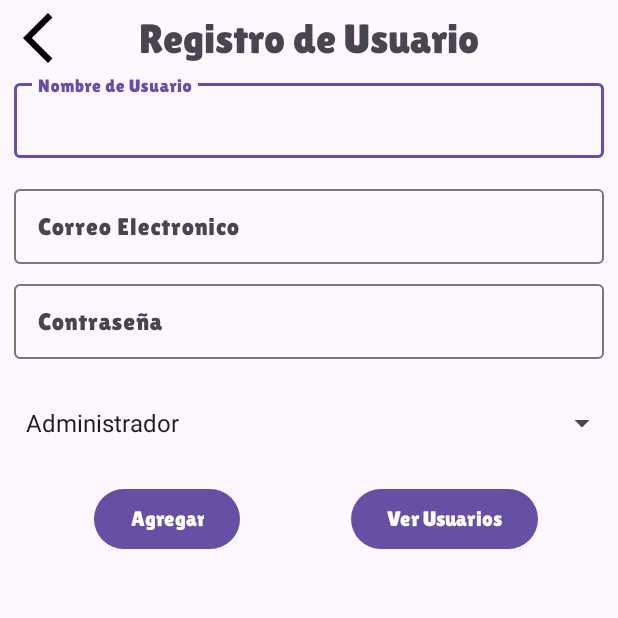
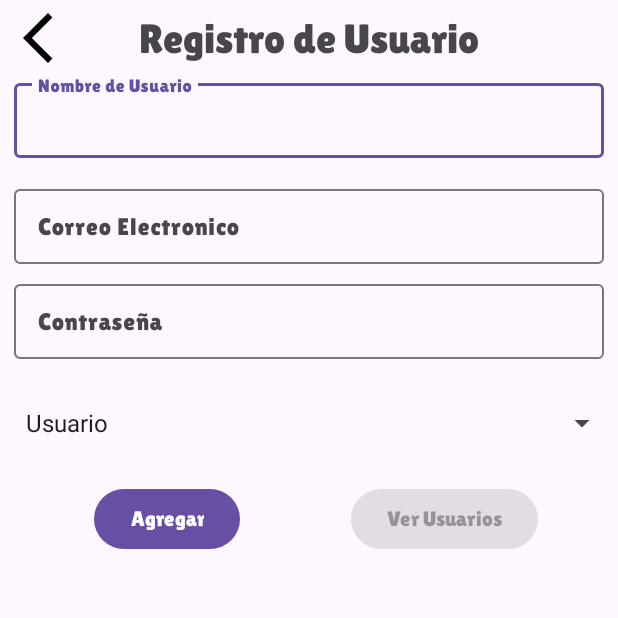
Before and after one commit to dillonduncan/proyecto_veterinaria, an Android app: the login_Activity screen opened directly, with no data from a screen before it, after a tap on "Registrate aqui!", on a phone screen of 412 x 824 dp, the top half of it. Run offline under Robolectric (Android 15) with nearby library versions, the phone set to English and light mode, and no system bars; our stand-ins replace Room's generated code.

Commit message:
Ajustes en el inicio de sesion

```diff
--- a/app/src/main/java/com/example/veterinaria/DataBase/DAO/RazaDao.kt
+++ b/app/src/main/java/com/example/veterinaria/DataBase/DAO/RazaDao.kt
@@ -15,6 +15,8 @@
     suspend fun ObtenerRazas():MutableList<String>*/
    /* @Query("SELECT * FROM tabla_razas")
     suspend fun hsdh():MutableList<Razas>*/
+    @Query("SELECT ${Razas.COL_NAME} FROM ${Razas.TABLE_NAME} WHERE ${Razas.COL_ID}=:idMascotaRZ")
+    suspend fun GetNameIdRazaMasct(idMascotaRZ:Long):String
     @Query("SELECT * FROM tabla_razas WHERE tipo_Raza_id=:tipoRz")
     suspend fun ObtenerRaza_Tipo(vararg tipoRz:Long):MutableList<Razas>
     @Insert
--- a/app/src/main/java/com/example/veterinaria/DataBase/DAO/RolesDao.kt
+++ b/app/src/main/java/com/example/veterinaria/DataBase/DAO/RolesDao.kt
@@ -9,6 +9,8 @@
 interface RolesDao {
     @Query("SELECT id FROM tabla_roles WHERE nombre_rol=:nameRol")
     suspend fun ObtenerIdRolForName(nameRol:String):Long
+    @Query("SELECT ${Roles.COL_NOMBRE} FROM ${Roles.TABLE_NAME} WHERE ${Roles.COL_ID}=:idRol")
+    suspend fun GetNameRolForId(idRol:Long):String
     @Query("SELECT * FROM ${Roles.TABLE_NAME}")
     suspend fun ObtenerTodoRoles():MutableList<Roles>
     @Insert
--- a/app/src/main/java/com/example/veterinaria/DataBase/DAO/TiposDao.kt
+++ b/app/src/main/java/com/example/veterinaria/DataBase/DAO/TiposDao.kt
@@ -13,6 +13,8 @@
     suspend fun ObtenerNombreTipo():MutableList<String>*/
    /* @Query("SELECT ${Tipos.COL_NAME} WHERE ${Tipos.COL_ID}=:idTipo")
     suspend fun ObtenerNombreTipo_id(idTipo:Long):String*/
+    @Query("SELECT ${Tipos.COL_NAME} FROM ${Tipos .TABLE_NAME} WHERE ${Tipos.COL_ID}=:idMascotaTp")
+    suspend fun GetNameIdTipoMasct(idMascotaTp:Long):String
     @Insert
     suspend fun AgregarTipo(vararg tipo: Tipos)
     @Query("DELETE FROM tabla_tipos WHERE ID=:id")
--- a/app/src/main/java/com/example/veterinaria/DataBase/DAO/UsuarioDao.kt
+++ b/app/src/main/java/com/example/veterinaria/DataBase/DAO/UsuarioDao.kt
@@ -7,12 +7,15 @@
 
 @Dao
 interface UsuarioDao {
-    @Query("SELECT id FROM tabla_usuario WHERE ${Usuario.COL_ID}=:idRol")
-    suspend fun ObtenerIdRolForId(idRol: Long):Long
-    @Query("SELECT * FROM tabla_usuario WHERE id=:idUser")
+    @Query("SELECT ${Usuario.COL_IDROL} FROM tabla_usuario WHERE ${Usuario.COL_ID}=:idUser")
+    suspend fun ObtenerIdRolForId(idUser: Long):Long
+    @Query("SELECT * FROM ${Usuario.TABLE_NAME} WHERE ${Usuario.COL_ID}=:idUser")
     suspend fun ObtenerUsuarioForid(idUser: Long): Usuario
+    //que me obtenga el id de la contrasena dependiendo del id del usuario obtenido si es igual al de la contrasena
     @Query("SELECT id FROM tabla_usuario WHERE contraseña=:contra")
     suspend fun ObtenerIdContraseña(contra: Int): Long
+    @Query("SELECT id FROM tabla_usuario WHERE contraseña=:contra & ${Usuario.COL_ID}=:idUser")
+    suspend fun ObtenerIdContraseñaForidUser(contra: Int,idUser:Int): Long
     @Query("SELECT id FROM tabla_usuario WHERE nombre_usuario=:nombre")
     suspend fun ObtenerIdNombre(nombre: String): Long
     @Query("SELECT * FROM tabla_usuario")
--- a/app/src/main/java/com/example/veterinaria/DataBase/DB.kt
+++ b/app/src/main/java/com/example/veterinaria/DataBase/DB.kt
@@ -22,7 +22,7 @@
 import com.example.veterinaria.DataBase.Entities.Usuario
 import com.example.veterinaria.DataBase.Entities.Vacunas
 
-@Database(entities = [Tipos::class,Vacunas::class,Roles::class,Usuario::class,Razas::class,Mascotas::class,ControlVacunas::class], version = 10)
+@Database(entities = [Tipos::class,Vacunas::class,Roles::class,Usuario::class,Razas::class,Mascotas::class,ControlVacunas::class], version = 11)
 abstract class DB:RoomDatabase() {
     abstract fun TiposDao():TiposDao
     abstract fun VacunasDao():VacunasDao
--- a/app/src/main/java/com/example/veterinaria/DataBase/Entities/Mascotas.kt
+++ b/app/src/main/java/com/example/veterinaria/DataBase/Entities/Mascotas.kt
@@ -26,7 +26,7 @@
     @ColumnInfo(name = COL_FECHA_NACIMIENTO)var fecha_nacimiento:String,
     @ColumnInfo(name = COL_TIPOID)var tipo_mascota_id:Long,
     @ColumnInfo(name = COL_RAZAID)var raza_mascota_id:Long,
-    @ColumnInfo(name = COL_ID_DUEÑO)var dueño_mascota:Long
+    @ColumnInfo(name = COL_ID_DUEÑO)var dueño_mascota:String
 ){
     override fun toString(): String {
         return "$nombre_mascota"
--- a/app/src/main/java/com/example/veterinaria/Registrar_Roles_Activity.kt
+++ b/app/src/main/java/com/example/veterinaria/Registrar_Roles_Activity.kt
@@ -24,6 +24,7 @@
         setContentView(binding.root)
         binding.rvRoles.layoutManager=LinearLayoutManager(this)
         ValidarGuardar()
+        binding.btnVerRoles.setOnClickListener { ObtenerRoles() }
     }
     fun ValidarGuardar(){
         binding.btnAgregarRoles.setOnClickListener {
@@ -54,7 +55,6 @@
     fun AgregarRol(roles: Roles){
         lifecycleScope.launch {
             DB.ObtenerDB(this@Registrar_Roles_Activity).RolesDao().InsertarRol(roles)
-            ObtenerRoles()
             LimpiaCampos()
         }
     }
--- a/app/src/main/java/com/example/veterinaria/Registro_Usuario_Activity.kt
+++ b/app/src/main/java/com/example/veterinaria/Registro_Usuario_Activity.kt
@@ -27,10 +27,14 @@
         super.onCreate(savedInstanceState)
         binding=ActivityRegistroUsuarioBinding.inflate(layoutInflater)
         setContentView(binding.root)
+        if (login_Activity.valRegistro==1){
+            binding.btnVerRegistros.isEnabled=false
+        }
         binding.rvUsuarios.layoutManager=LinearLayoutManager(this)
         LlenarSPRoles()
         ValidarGuardar()
         binding.btnVerRegistros.setOnClickListener { ObtenerUsuario() }
+        login_Activity.valRegistro=0
     }
     fun ValidarGuardar(){
         binding.btnRegistrar.setOnClickListener {
--- a/app/src/main/java/com/example/veterinaria/login_Activity.kt
+++ b/app/src/main/java/com/example/veterinaria/login_Activity.kt
@@ -13,22 +13,20 @@
 import kotlin.math.log
 
 class login_Activity : AppCompatActivity() {
-
     lateinit var listUsuarios: List<Usuario>
-
     //lateinit var listUserAdmin:List<Usuario>
-    var idAdmin: Long = 0
-    var idUsuario: Long = 0
-    lateinit var listRoles: List<Roles>
+   // lateinit var listRoles: List<Roles>
     lateinit var binding: ActivityLoginBinding
     var idContraseñaUsuario: Long = 0
     var idNombreUsuario: Long = 0
+    var idcontrasena: Long = 0
     override fun onCreate(savedInstanceState: Bundle?) {
         super.onCreate(savedInstanceState)
         binding = ActivityLoginBinding.inflate(layoutInflater)
         setContentView(binding.root)
         binding.btnIniciarSecion.setOnClickListener { ObtenerUsuarios() }
         binding.txtRegistrarce.setOnClickListener {
+            valRegistro=1
             startActivity(
                 Intent(
                     this,
@@ -37,20 +35,31 @@
             )
         }
     }
-
     fun ObtenerUsuarios() {
         try {
             lifecycleScope.launch {
                 listUsuarios = DB.ObtenerDB(this@login_Activity).UsuarioDao().ObtenerTodoUsuario()
                 //Toast.makeText(this@login_Activity, "$listUsuarios", Toast.LENGTH_SHORT).show()
+                if (listUsuarios.size==0){
+                    var user=Usuario(0,"Dillon","dillon@gmail.com",12345,1)
+                    DB.ObtenerDB(this@login_Activity).UsuarioDao().InsertarUsuario(user)
+                }
                 listUsuarios.forEach {
                     if (binding.edtUsuario.text.isNotEmpty() && binding.edtContraseA.text.isNotEmpty() && it.nombre == binding.edtUsuario.text.toString() && it.contrasena == binding.edtContraseA.text.toString()
                             .toInt()
                     ) {
+                        idNombreUsuario=0
+                        idContraseñaUsuario=0
+                        idcontrasena=0
                         idNombreUsuario = DB.ObtenerDB(this@login_Activity).UsuarioDao()
                             .ObtenerIdNombre(binding.edtUsuario.text.toString())
                         idContraseñaUsuario = DB.ObtenerDB(this@login_Activity).UsuarioDao()
                             .ObtenerIdContraseña(binding.edtContraseA.text.toString().toInt())
+                     /*   if (idNombreUsuario.toInt()!=0){
+                            idcontrasena= DB.ObtenerDB(this@login_Activity).UsuarioDao()
+                                .ObtenerIdContraseñaForidUser(binding.edtContraseA.text.toString().toInt(),idNombreUsuario.toInt())
+                        }*/
+                       // binding.textView.text=idContraseñaUsuario.toString()+idNombreUsuario
                         if (idContraseñaUsuario == idNombreUsuario) {
                             startActivity(
                                 Intent(
@@ -59,72 +68,29 @@
                                 )
                             )
                         }
-                        //  usuario=DB.ObtenerDB(this@login_Activity).UsuarioDao().ObtenerUsuarioForid(idNombreUsuario)
-                        //Toast.makeText(this@login_Activity, "$usuario", Toast.LENGTH_SHORT).show()
-                        /* else if (idContraseñaUsuario!=idNombreUsuario){
-                            binding.edtContraseA.error="Usuario o contraseña incorrectos"
-                            binding.edtContraseA.setText("")
-                        }*/
-                        //buscar el id del usuario para verificar la contraseña coin el mismo id
-                        //usuario tiene el mismo id de la contraseña
                     }
                     if (idNombreUsuario.toInt() != 0) {
                         usuario = DB.ObtenerDB(this@login_Activity).UsuarioDao()
                             .ObtenerUsuarioForid(idNombreUsuario)
                         idRolUsuario = DB.ObtenerDB(this@login_Activity).UsuarioDao()
-                            .ObtenerIdRolForId(idNombreUsuario)
+                            .ObtenerIdRolForId(usuario.id)
                         //Toast.makeText(this@login_Activity, "$idRolUsuario", Toast.LENGTH_SHORT).show()
                     }
-                    /*if (it.id==idNombreUsuario){
-                        if (binding.edtUsuario.text.isNotEmpty() && it.nombre!=binding.edtUsuario.text.toString()){
-                            Toast.makeText(this@login_Activity, "${it.id}/$idUsuario", Toast.LENGTH_SHORT).show()
-                            binding.edtUsuario.error="Usuario incorrecto"
-                        }
-                    }
-                    if (it.id==idContraseñaUsuario){
-                        if (binding.edtContraseA.text.isNotEmpty() && it.contrasena!=binding.edtContraseA.text.toString().toInt()){
-                            Toast.makeText(this@login_Activity, "${it.id}/$idContraseñaUsuario", Toast.LENGTH_SHORT).show()
-                            binding.edtContraseA.error="Contraseña incorrecta"
-                        }
-                    }*/
                     if (binding.edtUsuario.text.isEmpty()) {
                         binding.edtUsuario.error = "Campo Obligatorio"
                     }
                     if (binding.edtContraseA.text.isEmpty()) {
                         binding.edtContraseA.error = "Campo Obligatorio"
                     }
-                    /* if (binding.edtUsuario.text.isNotEmpty() && idNombreUsuario.toInt()==0){
-                        binding.txtLogIncorretco.text="Usuario o contraseña incorretos"
-                        Toast.makeText(this@login_Activity, "$idNombreUsuario", Toast.LENGTH_SHORT).show()
-                        //binding.edtContraseA.setText("")
-                    }
-                    if (binding.edtContraseA.text.isNotEmpty() && idContraseñaUsuario.toInt()==0){
-                        //binding.edtContraseA.setText("")
-                        Toast.makeText(this@login_Activity, "$idContraseñaUsuario", Toast.LENGTH_SHORT).show()
-                        binding.txtLogIncorretco.text="Usuario o contraseña incorretos"
-                    }*/
-                    /*  if (binding.edtUsuario.text.isNotEmpty() && usuario.nombre!=binding.edtUsuario.text.toString()){
-                        binding.edtUsuario.error="Usuario incorrecto"
-                    }
-                    if (binding.edtContraseA.text.isNotEmpty() && usuario.contrasena!=binding.edtContraseA.text.toString().toInt()){
-                        binding.edtContraseA.error="Contraseña incorrecta"
-                    }*/
-                    /*if(binding.edtUsuario.text.isNotEmpty() && binding.edtUsuario.text.toString()!=it.nombre){
-                        binding.edtUsuario.error="Usuario incorrecto"
-                    }
-                    if(binding.edtContraseA.text.isNotEmpty() && binding.edtContraseA.text.toString().toInt()!=it.contrasena){
-                        binding.edtContraseA.error="Contraseña incorrecta"
-                    }*/
                 }
-
             }
         } catch (e: Exception) {
             println("error: " + e.message)
         }
     }
-
     companion object {
         lateinit var usuario: Usuario
         var idRolUsuario: Long = 0
+        var valRegistro=0
     }
 }
--- a/app/src/main/res/layout/activity_registros_principal.xml
+++ b/app/src/main/res/layout/activity_registros_principal.xml
@@ -13,6 +13,7 @@
         android:fontFamily="@font/lilita"
         android:hint="Nombre Usuario"
         android:textSize="24dp"
+        android:textStyle="bold"
         android:layout_marginTop="10dp"
         android:layout_marginLeft="10dp"
         app:layout_constraintTop_toTopOf="parent"
```
Also changed, not shown: app/src/main/java/com/example/veterinaria/Adaptadores/MascotaAdaptador.kt (+7 -6 lines), app/src/main/java/com/example/veterinaria/Registro_Mascota_Activity.kt (+12 -1 lines), app/src/main/java/com/example/veterinaria/Registros_Principal_Activity.kt (+3 -4 lines).
